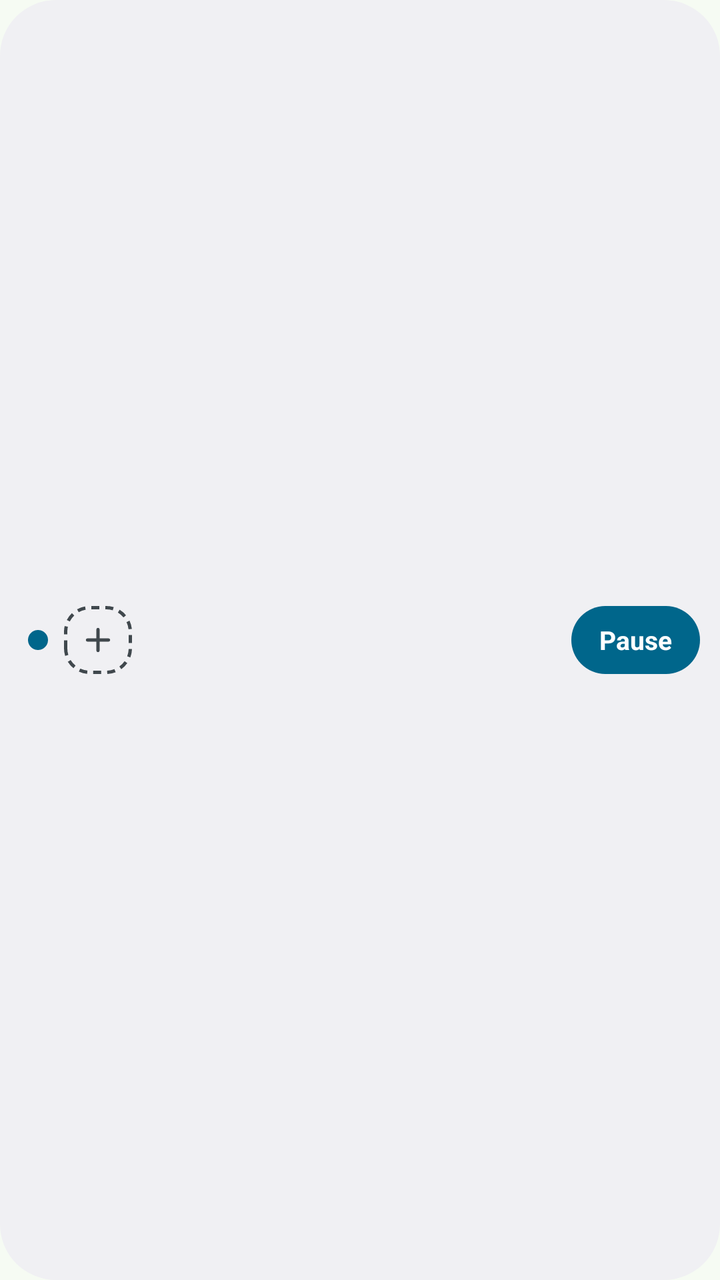
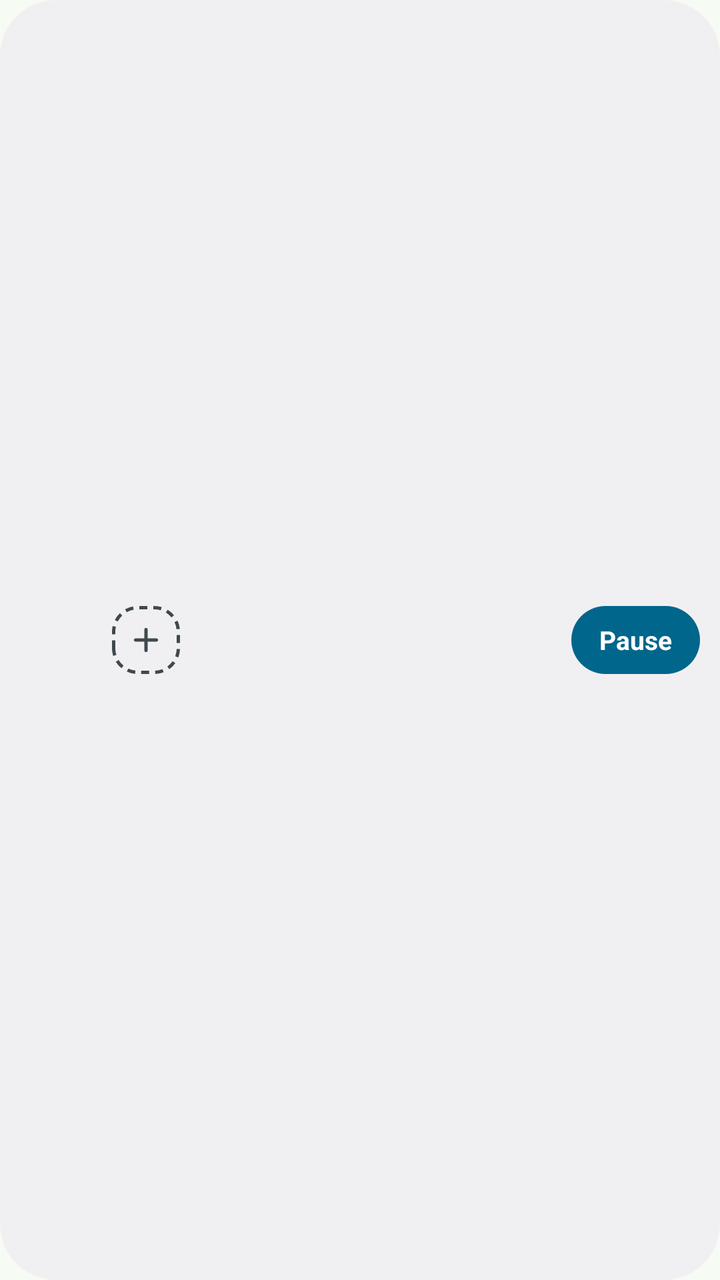

Before-and-after screenshots of an Android layout around one commit, followed by the original layout XML and the change that was made.
<!-- AndroidManifest.xml: application theme Theme.ClearGate -->
<!-- res/layout/widget_compact.xml -->
<?xml version="1.0" encoding="utf-8"?>
<LinearLayout xmlns:android="http://schemas.android.com/apk/res/android"
    android:id="@+id/widget_root"
    android:layout_width="match_parent"
    android:layout_height="match_parent"
    android:background="@drawable/widget_background"
    android:gravity="center_vertical"
    android:orientation="horizontal"
    android:paddingStart="14dp"
    android:paddingEnd="10dp">

    <ImageView
        android:id="@+id/widget_dot"
        android:layout_width="10dp"
        android:layout_height="10dp"
        android:src="@drawable/widget_dot_on"
        android:contentDescription="@null" />

    <ImageView
        android:id="@+id/bank_icon_0"
        style="@style/WidgetCompactBank"
        android:visibility="gone" />

    <ImageView
        android:id="@+id/bank_icon_1"
        style="@style/WidgetCompactBank"
        android:visibility="gone" />

    <ImageView
        android:id="@+id/bank_icon_2"
        style="@style/WidgetCompactBank"
        android:visibility="gone" />

    <ImageView
        android:id="@+id/bank_icon_3"
        style="@style/WidgetCompactBank"
        android:visibility="gone" />

    <ImageView
        android:id="@+id/bank_add"
        style="@style/WidgetCompactBank"
        android:background="@drawable/widget_add_slot"
        android:contentDescription="@string/widget_add_bank"
        android:padding="8dp"
        android:src="@drawable/ic_widget_add" />

    
    <FrameLayout
        android:layout_width="0dp"
        android:layout_height="1dp"
        android:layout_weight="1" />

    <TextView
        android:id="@+id/widget_button"
        android:layout_width="wrap_content"
        android:layout_height="34dp"
        android:text="@string/widget_pause"
        android:background="@drawable/widget_button"
        android:gravity="center"
        android:paddingStart="14dp"
        android:paddingEnd="14dp"
        android:textColor="@color/widget_on_accent"
        android:textSize="13sp"
        android:textStyle="bold" />
</LinearLayout>
<!-- resources referenced by this layout -->
<resources>
  <color name="widget_on_accent">#FFFFFF</color>
  <!-- drawable ic_widget_add (drawable) -->
  <?xml version="1.0" encoding="utf-8"?>
  <vector xmlns:android="http://schemas.android.com/apk/res/android"
      android:width="24dp"
      android:height="24dp"
      android:viewportWidth="24"
      android:viewportHeight="24">
      <path
          android:fillColor="#00000000"
          android:pathData="M12,5 V19 M5,12 H19"
          android:strokeColor="@color/widget_on_surface_variant"
          android:strokeLineCap="round"
          android:strokeWidth="2.2" />
  </vector>
  <!-- drawable widget_add_slot (drawable) -->
  <?xml version="1.0" encoding="utf-8"?>
  <shape xmlns:android="http://schemas.android.com/apk/res/android" android:shape="rectangle">
      <stroke
          android:width="1.5dp"
          android:color="@color/widget_on_surface_variant"
          android:dashGap="3dp"
          android:dashWidth="4dp" />
      <corners android:radius="12dp" />
  </shape>
  <!-- drawable widget_background (drawable) -->
  <?xml version="1.0" encoding="utf-8"?>
  <shape xmlns:android="http://schemas.android.com/apk/res/android" android:shape="rectangle">
      <solid android:color="@color/widget_surface" />
      <corners android:radius="28dp" />
  </shape>
  <!-- drawable widget_button (drawable) -->
  <?xml version="1.0" encoding="utf-8"?>
  <shape xmlns:android="http://schemas.android.com/apk/res/android" android:shape="rectangle">
      <solid android:color="@color/widget_accent" />
      <corners android:radius="18dp" />
  </shape>
  <!-- drawable widget_dot_on (drawable) -->
  <?xml version="1.0" encoding="utf-8"?>
  <shape xmlns:android="http://schemas.android.com/apk/res/android" android:shape="oval">
      <solid android:color="@color/widget_accent" />
  </shape>
  <string name="widget_add_bank">Add bank</string>
  <string name="widget_pause">Pause</string>
  <style name="WidgetCompactBank">
          <item name="android:layout_width">34dp</item>
          <item name="android:layout_height">34dp</item>
          <item name="android:layout_marginStart">8dp</item>
          <item name="android:contentDescription">@null</item>
      </style>
  <style name="Theme.ClearGate" parent="android:Theme.Material.Light.NoActionBar">
          <item name="android:windowBackground">@color/window_background</item>
      </style>
  <color name="widget_on_surface_variant">#414941</color>
  <color name="widget_surface">#F0F5ED</color>
  <color name="widget_accent">#2F6A3F</color>
  <color name="window_background">#F6FBF3</color>
</resources>

<!-- the commit's change to res/layout/widget_compact.xml (unified diff, before → after) -->
@@ -10,11 +10,11 @@
     android:paddingEnd="10dp">
 
     <ImageView
-        android:id="@+id/widget_dot"
-        android:layout_width="10dp"
-        android:layout_height="10dp"
-        android:src="@drawable/widget_dot_on"
-        android:contentDescription="@null" />
+        android:id="@+id/widget_logo"
+        android:layout_width="34dp"
+        android:layout_height="34dp"
+        android:contentDescription="@string/app_name"
+        android:src="@mipmap/ic_launcher" />
 
     <ImageView
         android:id="@+id/bank_icon_0"
<!-- resource entries referenced after the edit -->
@@ -37,11 +37,14 @@
       <solid android:color="@color/widget_accent" />
       <corners android:radius="18dp" />
   </shape>
-  <!-- drawable widget_dot_on (drawable) -->
+  <!-- mipmap ic_launcher (mipmap-anydpi-v26) -->
   <?xml version="1.0" encoding="utf-8"?>
-  <shape xmlns:android="http://schemas.android.com/apk/res/android" android:shape="oval">
-      <solid android:color="@color/widget_accent" />
-  </shape>
+  <adaptive-icon xmlns:android="http://schemas.android.com/apk/res/android">
+      <background android:drawable="@color/ic_launcher_background" />
+      <foreground android:drawable="@drawable/ic_launcher_foreground" />
+      <monochrome android:drawable="@drawable/ic_launcher_monochrome" />
+  </adaptive-icon>
+  <string name="app_name">ClearGate</string>
   <string name="widget_add_bank">Add bank</string>
   <string name="widget_pause">Pause</string>
   <style name="WidgetCompactBank">
@@ -56,6 +59,18 @@
   <color name="widget_on_surface_variant">#414941</color>
   <color name="widget_surface">#F0F5ED</color>
   <color name="widget_accent">#2F6A3F</color>
+  <color name="ic_launcher_background">#2F6A3F</color>
+  <!-- drawable ic_launcher_monochrome (drawable) -->
+  <?xml version="1.0" encoding="utf-8"?>
+  <vector xmlns:android="http://schemas.android.com/apk/res/android"
+      android:width="108dp" android:height="108dp"
+      android:viewportWidth="108" android:viewportHeight="108">
+      <path android:pathData="M35,77 L35,52 A19,19 0 0 1 73,52 L73,77" android:fillColor="#00000000"
+          android:strokeColor="#FFFFFF" android:strokeWidth="7" android:strokeLineCap="round" />
+      <path android:pathData="M45,54 L53,62 L45,70 M55,54 L63,62 L55,70" android:fillColor="#00000000"
+          android:strokeColor="#FFFFFF" android:strokeWidth="6.5"
+          android:strokeLineCap="round" android:strokeLineJoin="round" />
+  </vector>
   <color name="window_background">#F6FBF3</color>
 </resources>
 
